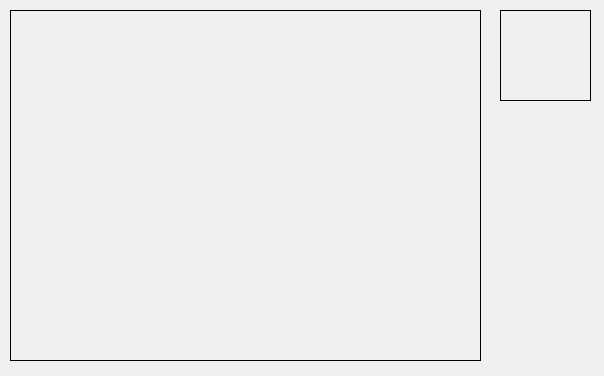
Old version of the form source/leapgui.ui in the repository itsrainingmani/UB-Sign-Language.
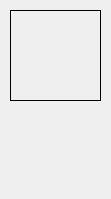
New version of the form. Icons and pictures are not drawn.

The edit to the form file:
```diff
--- a/source/leapgui.ui
+++ b/source/leapgui.ui
@@ -6,33 +6,17 @@
    <rect>
     <x>0</x>
     <y>0</y>
-    <width>604</width>
-    <height>376</height>
+    <width>111</width>
+    <height>199</height>
    </rect>
   </property>
   <property name="windowTitle">
    <string>LeapGui</string>
   </property>
-  <widget class="QLabel" name="imgLabel">
-   <property name="geometry">
-    <rect>
-     <x>10</x>
-     <y>10</y>
-     <width>471</width>
-     <height>351</height>
-    </rect>
-   </property>
-   <property name="frameShape">
-    <enum>QFrame::Box</enum>
-   </property>
-   <property name="text">
-    <string/>
-   </property>
-  </widget>
   <widget class="QLabel" name="charLabel">
    <property name="geometry">
     <rect>
-     <x>500</x>
+     <x>10</x>
      <y>10</y>
      <width>91</width>
      <height>91</height>
@@ -60,10 +44,10 @@
   <widget class="QPushButton" name="upLeft">
    <property name="geometry">
     <rect>
-     <x>480</x>
-     <y>260</y>
-     <width>131</width>
-     <height>81</height>
+     <x>10</x>
+     <y>120</y>
+     <width>91</width>
+     <height>51</height>
     </rect>
    </property>
    <property name="styleSheet">
@@ -82,6 +66,9 @@
    <property name="text">
     <string/>
    </property>
+   <property name="checkable">
+    <bool>false</bool>
+   </property>
   </widget>
  </widget>
  <layoutdefault spacing="6" margin="11"/>
```
